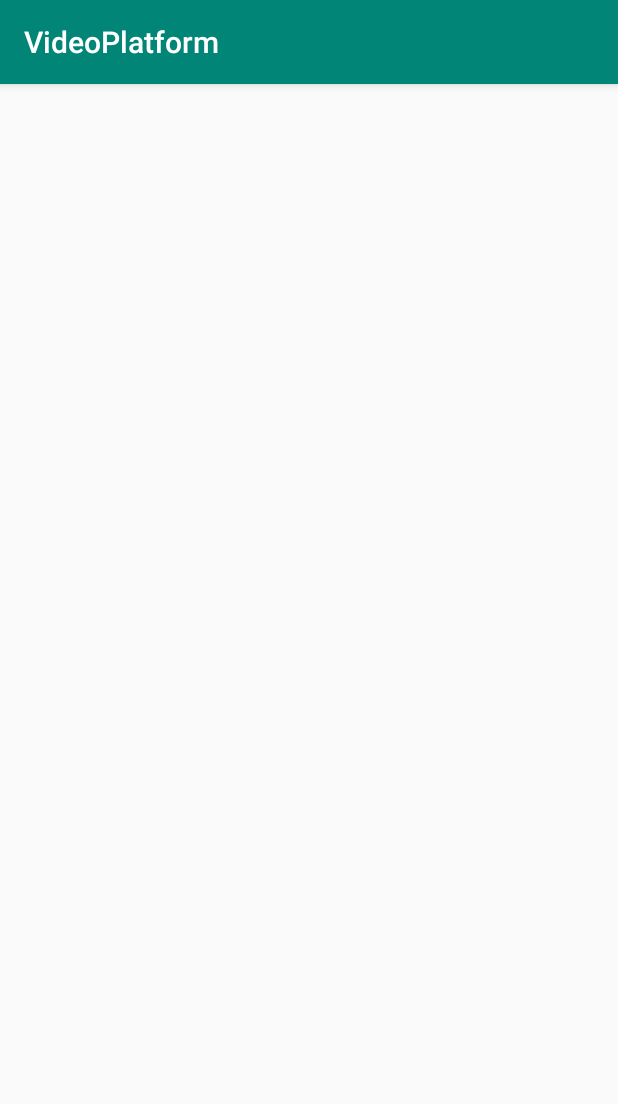
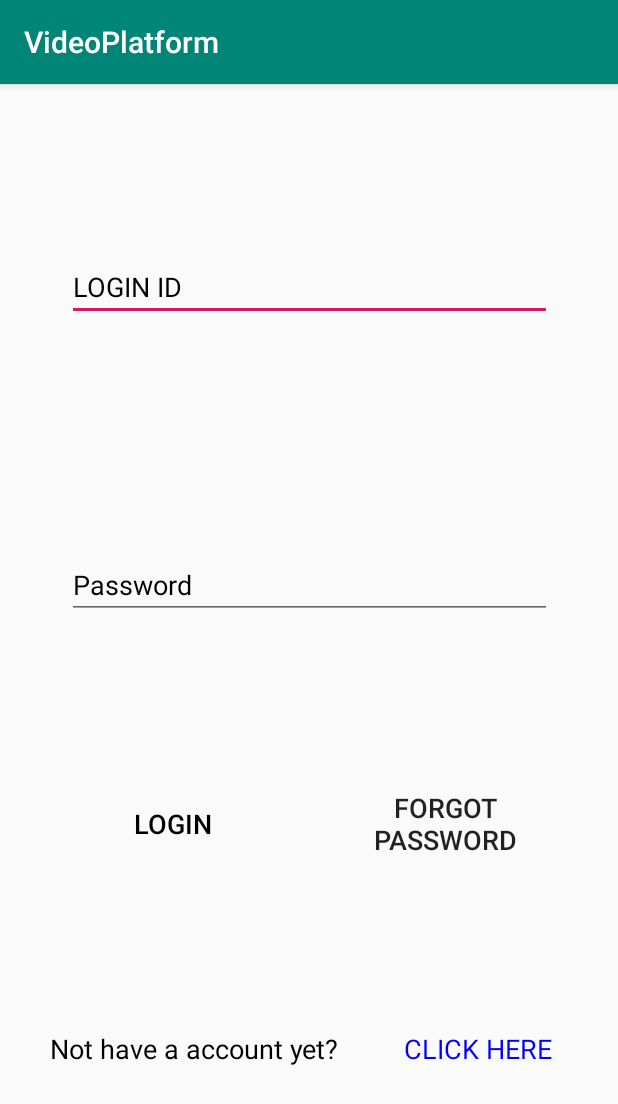
Before and after one commit to AllinoneCyberteam/VideoPlatform, an Android app: the Login screen opened directly, with no data from a screen before it, on a phone screen of 412 x 824 dp. Shown: the top 1104 px of the screen. Run offline under Robolectric (Android 15) with nearby library versions, the phone set to English and light mode, and no system bars.

Commit message:
Created Login package

```diff
--- a/app/src/main/AndroidManifest.xml
+++ b/app/src/main/AndroidManifest.xml
@@ -1,6 +1,9 @@
 <?xml version="1.0" encoding="utf-8"?>
 <manifest xmlns:android="http://schemas.android.com/apk/res/android"
+    xmlns:tools="http://schemas.android.com/tools"
     package="cyberteam.videoplatform">
+
+    <uses-permission android:name="android.permission.INTERNET" />
 
     <application
         android:allowBackup="true"
@@ -8,7 +11,8 @@
         android:label="@string/app_name"
         android:roundIcon="@mipmap/ic_launcher_round"
         android:supportsRtl="true"
-        android:theme="@style/AppTheme">
+        android:theme="@style/AppTheme"
+        tools:ignore="AllowBackup,GoogleAppIndexingWarning">
         <activity android:name=".SplashScreen">
             <intent-filter>
                 <action android:name="android.intent.action.MAIN" />
@@ -16,9 +20,11 @@
                 <category android:name="android.intent.category.LAUNCHER" />
             </intent-filter>
         </activity>
-        <activity android:name=".Login" />
+        <activity android:name=".Login.Login" />
         <activity android:name=".CategorySelection" />
-        <activity android:name=".VideoActivity"></activity>
+        <activity android:name=".VideoActivity" />
+        <activity android:name=".Login.ForgotPassword" />
+        <activity android:name=".Login.SignUp"></activity>
     </application>
 
 </manifest>
--- /dev/null
+++ b/app/src/main/java/cyberteam/videoplatform/Login/ForgotPassword.java
@@ -0,0 +1,15 @@
+package cyberteam.videoplatform.Login;
+
+import android.os.Bundle;
+import android.support.v7.app.AppCompatActivity;
+
+import cyberteam.videoplatform.R;
+
+public class ForgotPassword extends AppCompatActivity {
+
+    @Override
+    protected void onCreate(Bundle savedInstanceState) {
+        super.onCreate(savedInstanceState);
+        setContentView(R.layout.activity_forgot_password);
+    }
+}
--- a/app/src/main/java/cyberteam/videoplatform/Login.java
+++ b/app/src/main/java/cyberteam/videoplatform/Login/Login.java
@@ -1,7 +1,9 @@
-package cyberteam.videoplatform;
+package cyberteam.videoplatform.Login;
 
+import android.os.Bundle;
 import android.support.v7.app.AppCompatActivity;
-import android.os.Bundle;
+
+import cyberteam.videoplatform.R;
 
 public class Login extends AppCompatActivity {
 
--- /dev/null
+++ b/app/src/main/java/cyberteam/videoplatform/Login/SignUp.java
@@ -0,0 +1,15 @@
+package cyberteam.videoplatform.Login;
+
+import android.os.Bundle;
+import android.support.v7.app.AppCompatActivity;
+
+import cyberteam.videoplatform.R;
+
+public class SignUp extends AppCompatActivity {
+
+    @Override
+    protected void onCreate(Bundle savedInstanceState) {
+        super.onCreate(savedInstanceState);
+        setContentView(R.layout.activity_sign_up);
+    }
+}
--- /dev/null
+++ b/app/src/main/res/layout/activity_forgot_password.xml
@@ -0,0 +1,8 @@
+<?xml version="1.0" encoding="utf-8"?>
+<android.support.constraint.ConstraintLayout xmlns:android="http://schemas.android.com/apk/res/android"
+    xmlns:tools="http://schemas.android.com/tools"
+    android:layout_width="match_parent"
+    android:layout_height="match_parent"
+    tools:context=".Login.ForgotPassword">
+
+</android.support.constraint.ConstraintLayout>
--- a/app/src/main/res/layout/activity_login.xml
+++ b/app/src/main/res/layout/activity_login.xml
@@ -4,6 +4,95 @@
     xmlns:tools="http://schemas.android.com/tools"
     android:layout_width="match_parent"
     android:layout_height="match_parent"
-    tools:context=".Login">
+    tools:context=".Login.Login">
 
+    <EditText
+        android:id="@+id/editText3"
+        android:layout_width="323dp"
+        android:layout_height="wrap_content"
+        android:ems="10"
+        android:hint="@string/login_id"
+        android:inputType="textPersonName"
+        android:textColor="#000000"
+        android:textColorHint="#000000"
+        app:layout_constraintBottom_toTopOf="@+id/editText4"
+        app:layout_constraintEnd_toEndOf="parent"
+        app:layout_constraintStart_toStartOf="parent"
+        app:layout_constraintTop_toTopOf="parent"
+        tools:ignore="AutoFill" />
+
+    <EditText
+        android:id="@+id/editText4"
+        android:layout_width="0dp"
+        android:layout_height="wrap_content"
+        android:layout_marginTop="40dp"
+        android:ems="10"
+        android:hint="@string/password"
+        android:inputType="textPassword"
+        android:textColor="#000000"
+        android:textColorHint="#000000"
+        app:layout_constraintBottom_toTopOf="@+id/button"
+        app:layout_constraintEnd_toEndOf="@+id/editText3"
+        app:layout_constraintHorizontal_bias="0.0"
+        app:layout_constraintStart_toStartOf="@+id/editText3"
+        app:layout_constraintTop_toBottomOf="@+id/editText3"
+        tools:ignore="AutoFill" />
+
+    <Button
+        android:id="@+id/button"
+        style="@style/Widget.AppCompat.Button.Borderless"
+        android:layout_width="0dp"
+        android:layout_height="wrap_content"
+        android:layout_marginEnd="20dp"
+        android:layout_marginRight="20dp"
+        android:text="@string/login"
+        android:textColor="#000000"
+        android:textColorHint="#000000"
+        android:textSize="18sp"
+        app:layout_constraintBottom_toTopOf="@+id/textView"
+        app:layout_constraintEnd_toStartOf="@+id/button2"
+        app:layout_constraintStart_toStartOf="@+id/editText4"
+        app:layout_constraintTop_toBottomOf="@+id/editText4" />
+
+    <TextView
+        android:id="@+id/textView"
+        android:layout_width="wrap_content"
+        android:layout_height="wrap_content"
+        android:text="@string/not_have_a_account_yet"
+        android:textColor="#000000"
+        android:textColorHint="#000000"
+        android:textSize="18sp"
+        app:layout_constraintBottom_toBottomOf="parent"
+        app:layout_constraintEnd_toEndOf="parent"
+        app:layout_constraintHorizontal_bias="0.151"
+        app:layout_constraintStart_toStartOf="parent"
+        app:layout_constraintTop_toBottomOf="@+id/button"
+        app:layout_constraintVertical_bias="0.503" />
+
+    <TextView
+        android:id="@+id/textView2"
+        android:layout_width="wrap_content"
+        android:layout_height="wrap_content"
+        android:text="@string/click_here"
+        android:textColor="#0000FF"
+        android:textSize="18sp"
+        app:layout_constraintBottom_toBottomOf="@+id/textView"
+        app:layout_constraintEnd_toEndOf="parent"
+        app:layout_constraintStart_toEndOf="@+id/textView"
+        app:layout_constraintTop_toTopOf="@+id/textView" />
+
+    <Button
+        android:id="@+id/button2"
+        style="@style/Widget.AppCompat.Button.Borderless"
+        android:layout_width="0dp"
+        android:layout_height="wrap_content"
+        android:layout_marginStart="20dp"
+        android:layout_marginLeft="20dp"
+        android:text="@string/forgot_password"
+        android:textSize="18sp"
+        app:layout_constraintBottom_toBottomOf="@+id/button"
+        app:layout_constraintEnd_toEndOf="@+id/editText4"
+        app:layout_constraintStart_toEndOf="@+id/button"
+        app:layout_constraintTop_toTopOf="@+id/button"
+        app:layout_constraintVertical_bias="0.51" />
 </android.support.constraint.ConstraintLayout>
--- /dev/null
+++ b/app/src/main/res/layout/activity_sign_up.xml
@@ -0,0 +1,8 @@
+<?xml version="1.0" encoding="utf-8"?>
+<android.support.constraint.ConstraintLayout xmlns:android="http://schemas.android.com/apk/res/android"
+    xmlns:tools="http://schemas.android.com/tools"
+    android:layout_width="match_parent"
+    android:layout_height="match_parent"
+    tools:context=".Login.SignUp">
+
+</android.support.constraint.ConstraintLayout>
--- a/app/src/main/res/values/strings.xml
+++ b/app/src/main/res/values/strings.xml
@@ -1,3 +1,9 @@
 <resources>
     <string name="app_name">VideoPlatform</string>
+    <string name="login_id">LOGIN ID</string>
+    <string name="password">Password</string>
+    <string name="login">Login</string>
+    <string name="not_have_a_account_yet">Not have a account yet?</string>
+    <string name="click_here">CLICK HERE</string>
+    <string name="forgot_password">Forgot Password</string>
 </resources>
```
